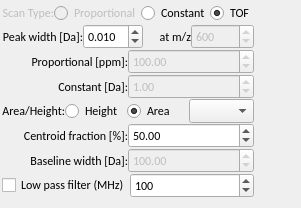
First picture: the form in src/libs/adwidgets/centroidform.ui, repository qtplatz/qtplatz, before the edit.
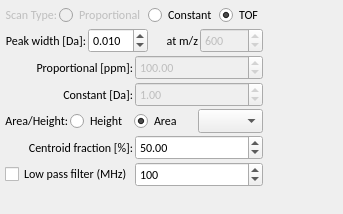
Second picture: the form after the edit.

Commit message: make widgets bit smaller

Diff of the .ui file:
```diff
--- a/src/libs/adwidgets/centroidform.ui
+++ b/src/libs/adwidgets/centroidform.ui
@@ -6,8 +6,8 @@
    <rect>
     <x>0</x>
     <y>0</y>
-    <width>301</width>
-    <height>208</height>
+    <width>343</width>
+    <height>214</height>
    </rect>
   </property>
   <property name="sizePolicy">
@@ -25,22 +25,25 @@
    <string>Form</string>
   </property>
   <layout class="QHBoxLayout" name="horizontalLayout_2">
+   <property name="spacing">
+    <number>0</number>
+   </property>
    <property name="leftMargin">
-    <number>2</number>
+    <number>5</number>
    </property>
    <property name="topMargin">
-    <number>2</number>
+    <number>4</number>
    </property>
    <property name="rightMargin">
     <number>2</number>
    </property>
    <property name="bottomMargin">
-    <number>2</number>
+    <number>4</number>
    </property>
    <item>
     <layout class="QVBoxLayout" name="verticalLayout">
      <property name="spacing">
-      <number>0</number>
+      <number>2</number>
      </property>
      <item>
       <layout class="QHBoxLayout" name="horizontalLayout7">
@@ -348,43 +351,6 @@
        </item>
       </layout>
      </item>
-     <item>
-      <layout class="QHBoxLayout" name="horizontalLayout1">
-       <item>
-        <widget class="QLabel" name="label_8">
-         <property name="font">
-          <font>
-           <family>Calibri</family>
-          </font>
-         </property>
-         <property name="text">
-          <string>Baseline width [Da]:</string>
-         </property>
-         <property name="alignment">
-          <set>Qt::AlignRight|Qt::AlignTrailing|Qt::AlignVCenter</set>
-         </property>
-        </widget>
-       </item>
-       <item>
-        <widget class="QDoubleSpinBox" name="doubleSpinBox_baselinewidth">
-         <property name="enabled">
-          <bool>false</bool>
-         </property>
-         <property name="font">
-          <font>
-           <family>Calibri</family>
-          </font>
-         </property>
-         <property name="maximum">
-          <double>1000.000000000000000</double>
-         </property>
-         <property name="value">
-          <double>100.000000000000000</double>
-         </property>
-        </widget>
-       </item>
-      </layout>
-     </item>
      <item>
       <layout class="QHBoxLayout" name="horizontalLayout_4">
        <item>
@@ -412,6 +378,19 @@
        </item>
       </layout>
      </item>
+     <item>
+      <spacer name="verticalSpacer">
+       <property name="orientation">
+        <enum>Qt::Vertical</enum>
+       </property>
+       <property name="sizeHint" stdset="0">
+        <size>
+         <width>20</width>
+         <height>40</height>
+        </size>
+       </property>
+      </spacer>
+     </item>
     </layout>
    </item>
    <item>
```
The commit also changes 6 other files.
